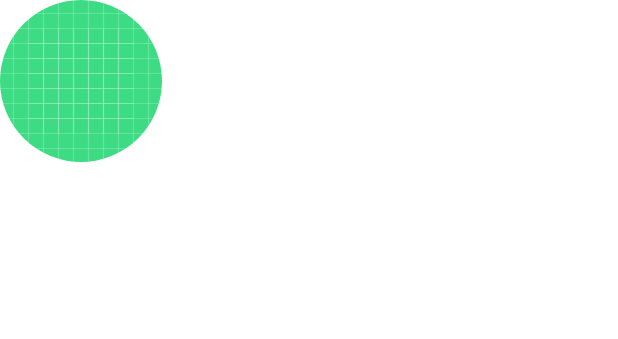
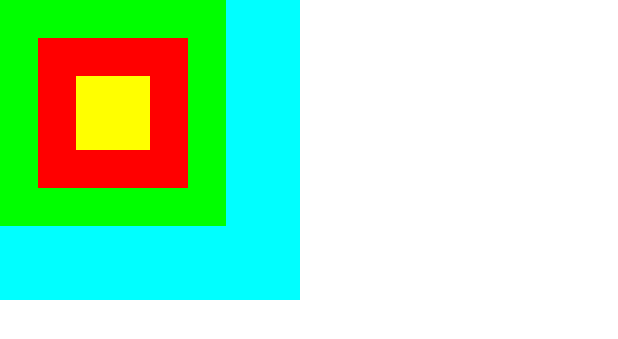
Before and after one commit to 1beattrue/InstagramCardCompose, an Android app built with Jetpack Compose: the @Preview function TestImage, on a phone screen of 412 x 824 dp. Shown: the top 339 px of the screen. Run offline under Robolectric (Android 15) with nearby library versions, the phone set to English and light mode, and no system bars.

Commit message:
Порядок modifier'ов Порядок важен, можно использовать одинаковые методы несколько раз

```diff
--- a/app/src/main/java/edu/mirea/onebeattrue/instagramcardcompose/MainActivity.kt
+++ b/app/src/main/java/edu/mirea/onebeattrue/instagramcardcompose/MainActivity.kt
@@ -4,6 +4,7 @@ import android.os.Bundle
 import androidx.activity.ComponentActivity
 import androidx.activity.compose.setContent
 import androidx.compose.foundation.Image
+import androidx.compose.foundation.background
 import androidx.compose.foundation.layout.Box
 import androidx.compose.foundation.layout.Column
 import androidx.compose.foundation.layout.Row
@@ -11,6 +12,7 @@ import androidx.compose.foundation.layout.fillMaxSize
 import androidx.compose.foundation.layout.fillMaxWidth
 import androidx.compose.foundation.layout.height
 import androidx.compose.foundation.layout.padding
+import androidx.compose.foundation.layout.size
 import androidx.compose.foundation.shape.CircleShape
 import androidx.compose.material3.MaterialTheme
 import androidx.compose.material3.Surface
@@ -18,6 +20,8 @@ import androidx.compose.material3.Text
 import androidx.compose.runtime.Composable
 import androidx.compose.ui.Modifier
 import androidx.compose.ui.draw.clip
+import androidx.compose.ui.graphics.Color
+import androidx.compose.ui.graphics.painter.ColorPainter
 import androidx.compose.ui.layout.ContentScale
 import androidx.compose.ui.res.painterResource
 import androidx.compose.ui.text.SpanStyle
@@ -48,11 +52,22 @@ class MainActivity : ComponentActivity() {
 @Preview
 @Composable
 fun TestImage() {
-    Image(
-        painter = painterResource(id = R.drawable.ic_launcher_background),
-        contentDescription = "простите, слепые люди",
-        modifier = Modifier.clip(CircleShape),
-        contentScale = ContentScale.Crop
+    Box(
+        modifier = Modifier
+            .size(200.dp)
+            .background(Color.Cyan)
+    ) {
+        Image(
+            modifier = Modifier
+                .background(Color.Green)
+                .padding(25.dp)
+                .size(100.dp)
+                .background(Color.Red)
+                .padding(25.dp),
+            painter = ColorPainter(Color.Yellow),
+            contentDescription = "простите, слепые люди",
+            contentScale = ContentScale.Crop
 
-    )
+        )
+    }
 }
```
